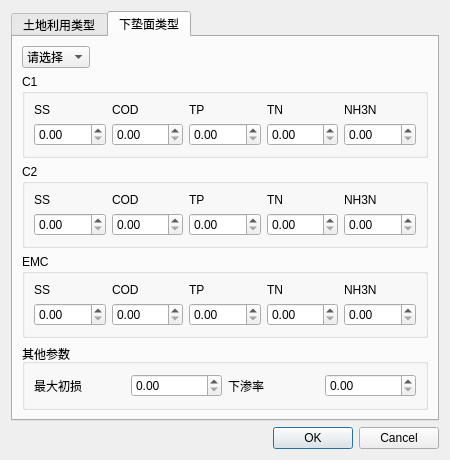
holmescao/sponge_city, file utils/ui/block.ui: the form before one commit.
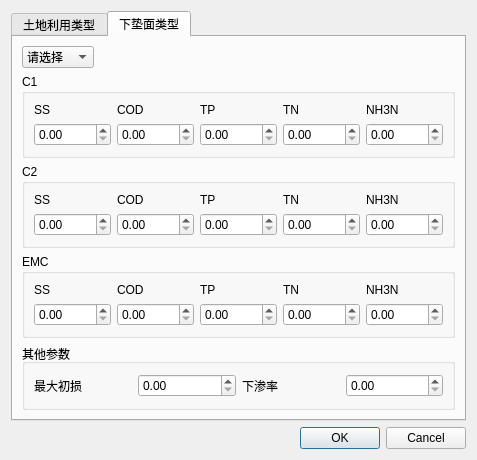
The form after the commit. The open tabs and pages were chosen to show the change.

The edit to the form file:
```diff
--- a/utils/ui/block.ui
+++ b/utils/ui/block.ui
@@ -430,7 +430,11 @@
                  </widget>
                 </item>
                 <item>
-                 <widget class="QDoubleSpinBox" name="doubleSpinBox_C1_SS"/>
+                 <widget class="QDoubleSpinBox" name="doubleSpinBox_C1_SS">
+                  <property name="maximum">
+                   <double>99999.000000000000000</double>
+                  </property>
+                 </widget>
                 </item>
                </layout>
               </item>
@@ -444,7 +448,11 @@
                  </widget>
                 </item>
                 <item>
-                 <widget class="QDoubleSpinBox" name="doubleSpinBox_C1_COD"/>
+                 <widget class="QDoubleSpinBox" name="doubleSpinBox_C1_COD">
+                  <property name="maximum">
+                   <double>99999.000000000000000</double>
+                  </property>
+                 </widget>
                 </item>
                </layout>
               </item>
@@ -458,7 +466,11 @@
                  </widget>
                 </item>
                 <item>
-                 <widget class="QDoubleSpinBox" name="doubleSpinBox_C1_TP"/>
+                 <widget class="QDoubleSpinBox" name="doubleSpinBox_C1_TP">
+                  <property name="maximum">
+                   <double>99999.000000000000000</double>
+                  </property>
+                 </widget>
                 </item>
                </layout>
               </item>
@@ -472,7 +484,11 @@
                  </widget>
                 </item>
                 <item>
-                 <widget class="QDoubleSpinBox" name="doubleSpinBox_C1_TN"/>
+                 <widget class="QDoubleSpinBox" name="doubleSpinBox_C1_TN">
+                  <property name="maximum">
+                   <double>99999.000000000000000</double>
+                  </property>
+                 </widget>
                 </item>
                </layout>
               </item>
@@ -486,7 +502,11 @@
                  </widget>
                 </item>
                 <item>
-                 <widget class="QDoubleSpinBox" name="doubleSpinBox_C1_NH3N"/>
+                 <widget class="QDoubleSpinBox" name="doubleSpinBox_C1_NH3N">
+                  <property name="maximum">
+                   <double>99999.000000000000000</double>
+                  </property>
+                 </widget>
                 </item>
                </layout>
               </item>
@@ -513,7 +533,11 @@
                  </widget>
                 </item>
                 <item>
-                 <widget class="QDoubleSpinBox" name="doubleSpinBox_C2_SS"/>
+                 <widget class="QDoubleSpinBox" name="doubleSpinBox_C2_SS">
+                  <property name="maximum">
+                   <double>99999.000000000000000</double>
+                  </property>
+                 </widget>
                 </item>
                </layout>
               </item>
@@ -527,7 +551,11 @@
                  </widget>
                 </item>
                 <item>
-                 <widget class="QDoubleSpinBox" name="doubleSpinBox_C2_COD"/>
+                 <widget class="QDoubleSpinBox" name="doubleSpinBox_C2_COD">
+                  <property name="maximum">
+                   <double>99999.000000000000000</double>
+                  </property>
+                 </widget>
                 </item>
                </layout>
               </item>
@@ -541,7 +569,11 @@
                  </widget>
                 </item>
                 <item>
-                 <widget class="QDoubleSpinBox" name="doubleSpinBox_C2_TP"/>
+                 <widget class="QDoubleSpinBox" name="doubleSpinBox_C2_TP">
+                  <property name="maximum">
+                   <double>99999.000000000000000</double>
+                  </property>
+                 </widget>
                 </item>
                </layout>
               </item>
@@ -555,7 +587,11 @@
                  </widget>
                 </item>
                 <item>
-                 <widget class="QDoubleSpinBox" name="doubleSpinBox_C2_TN"/>
+                 <widget class="QDoubleSpinBox" name="doubleSpinBox_C2_TN">
+                  <property name="maximum">
+                   <double>99999.000000000000000</double>
+                  </property>
+                 </widget>
                 </item>
                </layout>
               </item>
@@ -569,7 +605,11 @@
                  </widget>
                 </item>
                 <item>
-                 <widget class="QDoubleSpinBox" name="doubleSpinBox_C2_NH3N"/>
+                 <widget class="QDoubleSpinBox" name="doubleSpinBox_C2_NH3N">
+                  <property name="maximum">
+                   <double>99999.000000000000000</double>
+                  </property>
+                 </widget>
                 </item>
                </layout>
               </item>
@@ -596,7 +636,11 @@
                  </widget>
                 </item>
                 <item>
-                 <widget class="QDoubleSpinBox" name="doubleSpinBox_EMC_SS"/>
+                 <widget class="QDoubleSpinBox" name="doubleSpinBox_EMC_SS">
+                  <property name="maximum">
+                   <double>99999.000000000000000</double>
+                  </property>
+                 </widget>
                 </item>
                </layout>
               </item>
@@ -610,7 +654,11 @@
                  </widget>
                 </item>
                 <item>
-                 <widget class="QDoubleSpinBox" name="doubleSpinBox_EMC_COD"/>
+                 <widget class="QDoubleSpinBox" name="doubleSpinBox_EMC_COD">
+                  <property name="maximum">
+                   <double>99999.000000000000000</double>
+                  </property>
+                 </widget>
                 </item>
                </layout>
               </item>
@@ -624,7 +672,11 @@
                  </widget>
                 </item>
                 <item>
-                 <widget class="QDoubleSpinBox" name="doubleSpinBox_EMC_TP"/>
+                 <widget class="QDoubleSpinBox" name="doubleSpinBox_EMC_TP">
+                  <property name="maximum">
+                   <double>99999.000000000000000</double>
+                  </property>
+                 </widget>
                 </item>
                </layout>
               </item>
@@ -638,7 +690,11 @@
                  </widget>
                 </item>
                 <item>
-                 <widget class="QDoubleSpinBox" name="doubleSpinBox_EMC_TN"/>
+                 <widget class="QDoubleSpinBox" name="doubleSpinBox_EMC_TN">
+                  <property name="maximum">
+                   <double>99999.000000000000000</double>
+                  </property>
+                 </widget>
                 </item>
                </layout>
               </item>
@@ -652,7 +708,11 @@
                  </widget>
                 </item>
                 <item>
-                 <widget class="QDoubleSpinBox" name="doubleSpinBox_EMC_NH3N"/>
+                 <widget class="QDoubleSpinBox" name="doubleSpinBox_EMC_NH3N">
+                  <property name="maximum">
+                   <double>99999.000000000000000</double>
+                  </property>
+                 </widget>
                 </item>
                </layout>
               </item>
@@ -679,7 +739,11 @@
                  </widget>
                 </item>
                 <item>
-                 <widget class="QDoubleSpinBox" name="doubleSpinBox_max_init_loss"/>
+                 <widget class="QDoubleSpinBox" name="doubleSpinBox_max_init_loss">
+                  <property name="maximum">
+                   <double>99999.000000000000000</double>
+                  </property>
+                 </widget>
                 </item>
                </layout>
               </item>
@@ -693,7 +757,11 @@
                  </widget>
                 </item>
                 <item>
-                 <widget class="QDoubleSpinBox" name="doubleSpinBox_infiltration_rate"/>
+                 <widget class="QDoubleSpinBox" name="doubleSpinBox_infiltration_rate">
+                  <property name="maximum">
+                   <double>99999.000000000000000</double>
+                  </property>
+                 </widget>
                 </item>
                </layout>
               </item>
```
Left out of the diff: 60 changed lines with no effect on the pictures.
